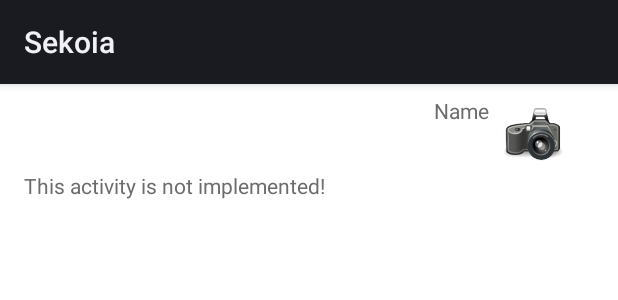
After one commit to maxtile/smap-sekoia-theme-project, an Android app: the layout activity_empty.xml on its own in the app's theme, with its tools: preview values and no code run, on a phone screen of 412 x 824 dp. The commit adds this screen. Shown: the top 300 px of the screen. Run offline under Robolectric (Android 15) with nearby library versions, the phone set to English and light mode, and no system bars.

Commit message:
Added emptyActivity for calendar and games

```diff
--- /dev/null
+++ b/app/src/main/res/layout/activity_empty.xml
@@ -0,0 +1,57 @@
+<LinearLayout xmlns:android="http://schemas.android.com/apk/res/android"
+    xmlns:tools="http://schemas.android.com/tools"
+    android:layout_width="match_parent"
+    android:layout_height="match_parent"
+    android:paddingBottom="@dimen/activity_vertical_margin"
+    android:paddingLeft="@dimen/activity_horizontal_margin"
+    android:paddingRight="@dimen/activity_horizontal_margin"
+    android:paddingTop="8dp"
+    android:background="@color/Background"
+    android:orientation="vertical"
+    tools:context="com.example.sekoia.app.EmptyActivity">
+
+    <RelativeLayout
+        xmlns:android="http://schemas.android.com/apk/res/android"
+        android:id="@+id/relativeLayoutChosenRelative"
+        android:layout_width="fill_parent"
+        android:layout_height="wrap_content"
+        android:orientation="horizontal"
+        android:background="@color/Background"
+        >
+
+        <ImageView
+            android:id="@+id/item_imageView_relative"
+            android:layout_width="40dp"
+            android:layout_height="50dp"
+            android:adjustViewBounds="true"
+            android:scaleType="centerInside"
+            android:maxHeight="100dp"
+            android:maxWidth="70dp"
+            android:src="@drawable/icon_pictures"
+            android:layout_alignParentTop="true"
+            android:layout_alignParentRight="true"
+            android:layout_marginRight="20dp"
+            android:layout_alignTop="@+id/txt_menu_relative" />
+
+        <TextView
+            android:id="@+id/txt_menu_relative"
+            android:layout_width="wrap_content"
+            android:layout_height="wrap_content"
+            android:textColor="@color/fontColor"
+            android:textAppearance="?android:attr/textAppearanceSmall"
+            android:text="Name"
+            android:layout_alignParentTop="true"
+            android:layout_alignParentRight="true"
+            android:layout_marginRight="70dp" />
+    </RelativeLayout>
+
+    <TextView
+        android:id="@+id/textEmptyActivity"
+        android:layout_width="wrap_content"
+        android:layout_height="wrap_content"
+        android:layout_alignParentTop="true"
+        android:layout_alignParentLeft="true"
+        android:textColor="@color/fontColor"
+        android:text="@string/emptyActivityTextView"/>
+
+</LinearLayout>
--- a/app/src/main/res/values/strings.xml
+++ b/app/src/main/res/values/strings.xml
@@ -18,12 +18,19 @@
     <string name="textView_menu_calender">Calender</string>
     <string name="textView_menu_games">Games</string>
 
-
     <!-- for activity RelativesMenuActivity.java -->
     <string name="menuActivity_message_pictures">You choose pictures!</string>
     <string name="menuActivity_message_calender">You choose calender!</string>
     <string name="menuActivity_message_games">You choose games!</string>
     <string name="menuTextView">Please choose an activity!</string>
+    <string name="title_activity_empty">EmptyActivity</string>
+    <string name="hello_world">Hello world!</string>
+
+
+
+    <!-- for activity EmptyActivity.java -->
+    <string name="emptyActivityTextView">This activity is not implemented!</string>
+
 
 
 </resources>
```
Also changed, not shown: app/src/main/java/com/example/sekoia/app/EmptyActivity.java (added, +46 -0 lines), app/src/main/java/com/example/sekoia/app/RelativesMenuActivity.java (+27 -8 lines), app/src/main/res/menu/empty.xml (added, +10 -0 lines).
